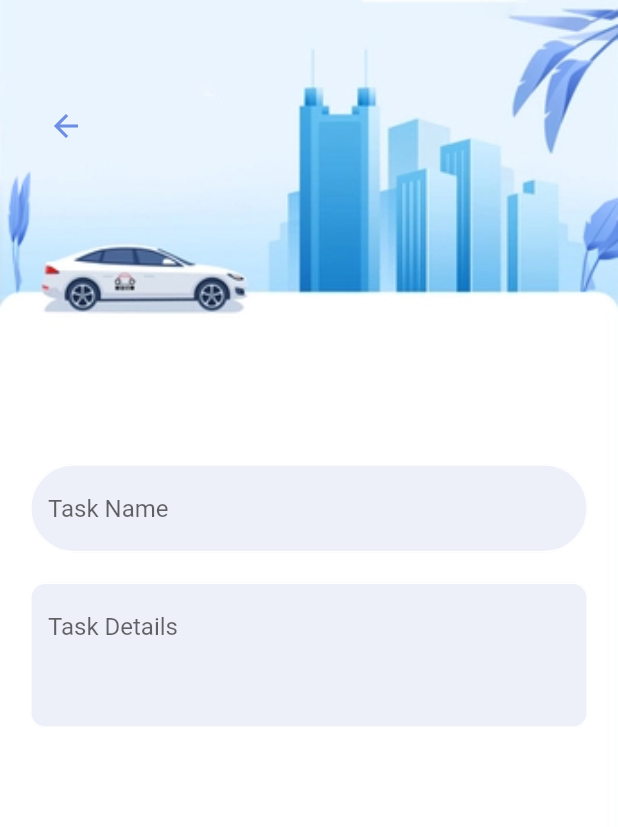
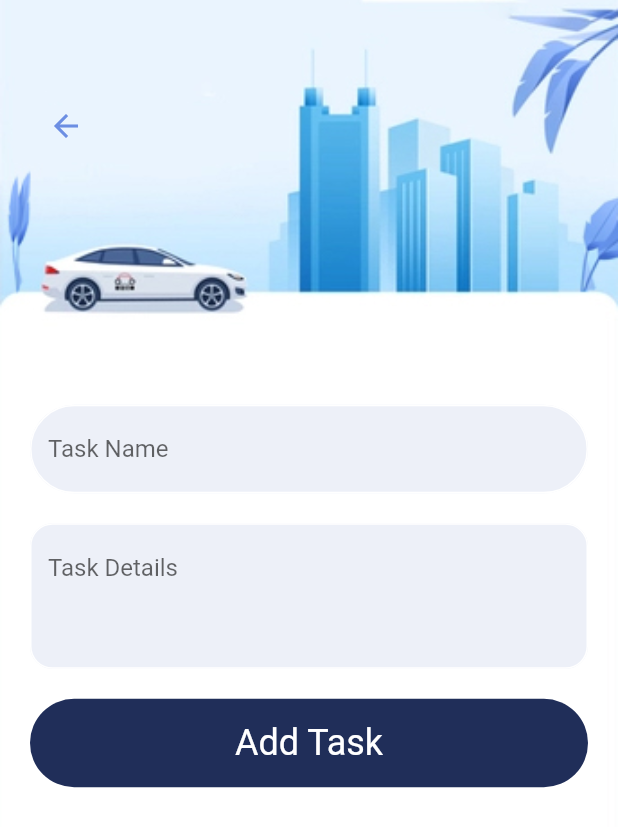
Before and after one commit to shahdat-sajib/Flutter-Personal-Manager, a Flutter app: the screen it shows after launch, on a phone screen of 412 x 824 dp. Shown: the top 827 px of the screen. Run offline on Flutter 3.47's test engine with Material 2 defaults, Android fonts, the phone set to English and light mode, and no system bars.

Commit message:
task add page button adding

```diff
--- a/lib/screens/add_task.dart
+++ b/lib/screens/add_task.dart
@@ -1,6 +1,7 @@
 import 'package:flutter/cupertino.dart';
 import 'package:flutter/material.dart';
 import 'package:task_manager/colors/app_colors.dart';
+import 'package:task_manager/widgets/button_widget.dart';
 import 'package:task_manager/widgets/textfield_widget.dart';
 
 class AddTask extends StatelessWidget {
@@ -38,16 +39,20 @@ class AddTask extends StatelessWidget {
             Column( // this is for 2 text field and 1 button
               children: [
                 TextFieldWidget( //to get text field from widget folder
-                  textController: nameController,
-                  hintText: "Task Name",
-                  borderRadius: 30.0),
+                  textController: detailController,
+                  hintText: "Task Name"),
                 SizedBox(height: 20.0,),
                   TextFieldWidget(
                                         //to get text field from widget folder
                     textController: nameController,
                     hintText: "Task Details",
-                    borderRadius: 10.0,
+                    borderRadius: 15.0,
                     maxLines: 3,),
+
+                    SizedBox(height: 20.0,),
+
+                    ButtonWidget(backgroundcolor: AppColors.mainColor,
+                    text: "Add Task", textColor: Colors.white),
               ],
             ),
             SizedBox(
--- a/lib/widgets/textfield_widget.dart
+++ b/lib/widgets/textfield_widget.dart
@@ -6,14 +6,14 @@ class TextFieldWidget extends StatelessWidget {
 
   final TextEditingController textController;
   final String hintText;
-  final double borderRadius;
-  final int? maxLines;
+  final double? borderRadius;
+  final int? maxLines; // ? sign is for optional perameter (not required)
 
    TextFieldWidget({ Key? key,
 
    required this.textController,
    required this.hintText,
-   required this.borderRadius,
+   this.borderRadius=30.0,
    this.maxLines=1,
 
    }) : super(key: key);
@@ -22,20 +22,20 @@ class TextFieldWidget extends StatelessWidget {
   Widget build(BuildContext context) {
     return TextField(
                   maxLines: maxLines,
-                  // controller: textController,
+                  controller: textController,
                   decoration: InputDecoration(
                     filled: true,
                     fillColor: AppColors.textHolder,
                     hintText: hintText,
                     focusedBorder: OutlineInputBorder(
-                      borderRadius: BorderRadius.circular(borderRadius), //this border is for focused one field
+                      borderRadius: BorderRadius.circular(borderRadius!), //this border is for focused one field
                       borderSide: BorderSide(
                         color: Colors.white,
                         width: 1
                       )
                       ),
                       enabledBorder: OutlineInputBorder( // this one for unfocused one
-                          borderRadius: BorderRadius.circular(borderRadius),
+                          borderRadius: BorderRadius.circular(borderRadius!), // ! sign for null check
                           borderSide:
                               BorderSide(color: Colors.white, width: 1))
                   )
```
